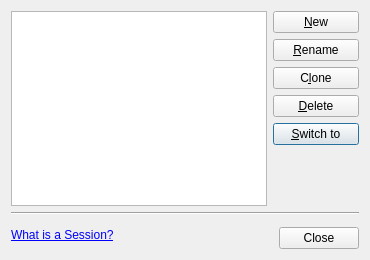
Before: the Qt Designer form src/plugins/projectexplorer/sessiondialog.ui in qt-creator/qt-creator, drawn with Qt 5.
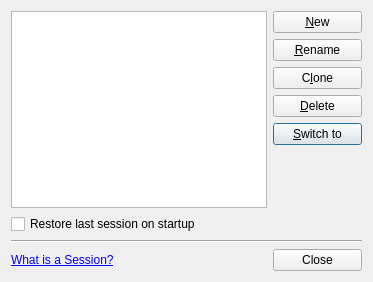
After: the same form once the commit is applied.

Commit message:
Add option to restore last session at startup
 * Add an option to the session manager to restore the last
   session on startup of creator.
 * Align close button on session manager dialog with the other
   buttons.
 * Clean up handling of session restoration in the ProjectExplorer:
   Move all the relevant code into determineSessionToRestoreAtStartup,
   since most was there already.

Task-number: QTCREATORBUG-2324

Diff of the .ui file:
```diff
--- a/src/plugins/projectexplorer/sessiondialog.ui
+++ b/src/plugins/projectexplorer/sessiondialog.ui
@@ -6,8 +6,8 @@
    <rect>
     <x>0</x>
     <y>0</y>
-    <width>370</width>
-    <height>260</height>
+    <width>373</width>
+    <height>282</height>
    </rect>
   </property>
   <property name="windowTitle">
@@ -17,8 +17,14 @@
    <item row="0" column="0">
     <widget class="QListWidget" name="sessionList"/>
    </item>
-   <item row="0" column="1">
+   <item row="0" column="1" rowspan="2">
     <layout class="QVBoxLayout" name="verticalLayout">
+     <property name="leftMargin">
+      <number>0</number>
+     </property>
+     <property name="rightMargin">
+      <number>0</number>
+     </property>
      <item>
       <widget class="QPushButton" name="btCreateNew">
        <property name="text">
@@ -65,21 +71,31 @@
        <property name="sizeHint" stdset="0">
         <size>
          <width>85</width>
-         <height>13</height>
+         <height>48</height>
         </size>
        </property>
       </spacer>
      </item>
     </layout>
    </item>
-   <item row="1" column="0" colspan="2">
+   <item row="1" column="0">
+    <widget class="QCheckBox" name="autoLoadCheckBox">
+     <property name="toolTip">
+      <string>Automatically restore the last session when Qt Creator is started.</string>
+     </property>
+     <property name="text">
+      <string>Restore last session on startup</string>
+     </property>
+    </widget>
+   </item>
+   <item row="2" column="0" colspan="2">
     <widget class="Line" name="line">
      <property name="orientation">
       <enum>Qt::Horizontal</enum>
      </property>
     </widget>
    </item>
-   <item row="2" column="0" rowspan="2">
+   <item row="3" column="0">
     <widget class="QLabel" name="whatsASessionLabel">
      <property name="text">
       <string>&lt;a href=&quot;qthelp://com.nokia.qtcreator/doc/creator-project-managing-sessions.html&quot;&gt;What is a Session?&lt;/a&gt;</string>
@@ -88,9 +104,21 @@
    </item>
    <item row="3" column="1">
     <widget class="QDialogButtonBox" name="buttonBox">
+     <property name="sizePolicy">
+      <sizepolicy hsizetype="Expanding" vsizetype="Fixed">
+       <horstretch>0</horstretch>
+       <verstretch>0</verstretch>
+      </sizepolicy>
+     </property>
+     <property name="orientation">
+      <enum>Qt::Vertical</enum>
+     </property>
      <property name="standardButtons">
       <set>QDialogButtonBox::Close</set>
      </property>
+     <property name="centerButtons">
+      <bool>true</bool>
+     </property>
     </widget>
    </item>
   </layout>
```
The commit also changes 4 other files.
